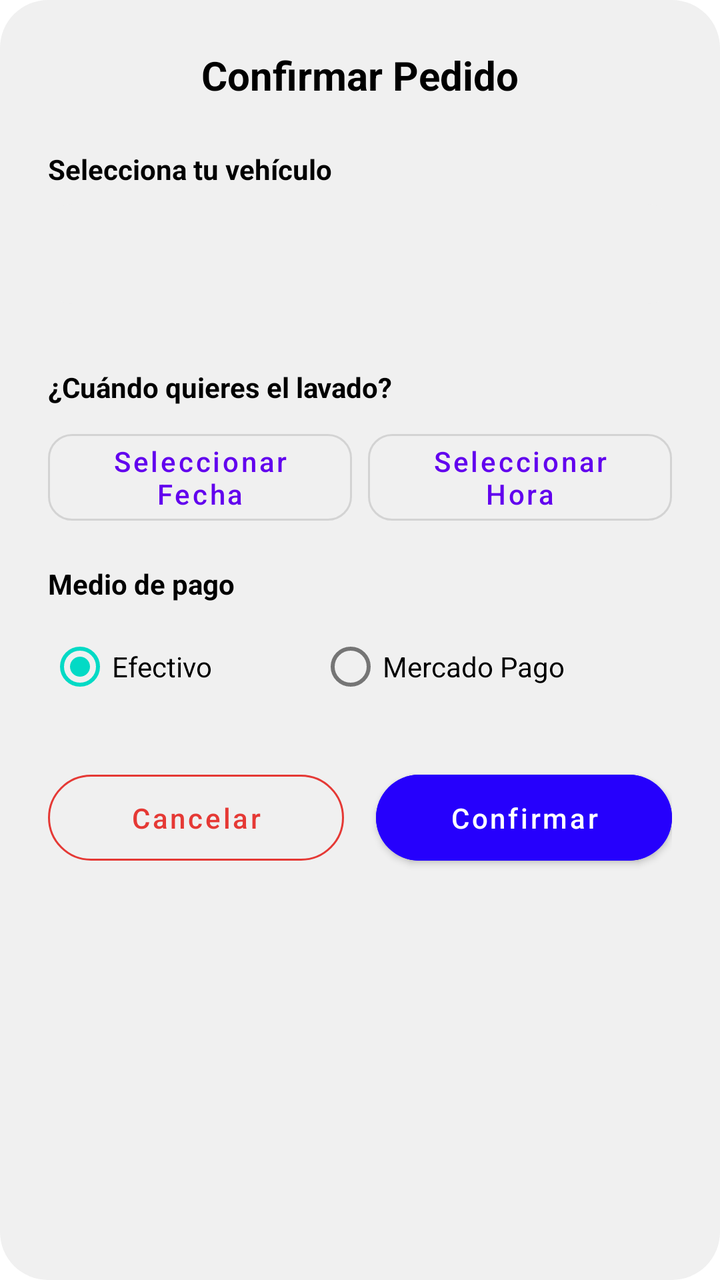
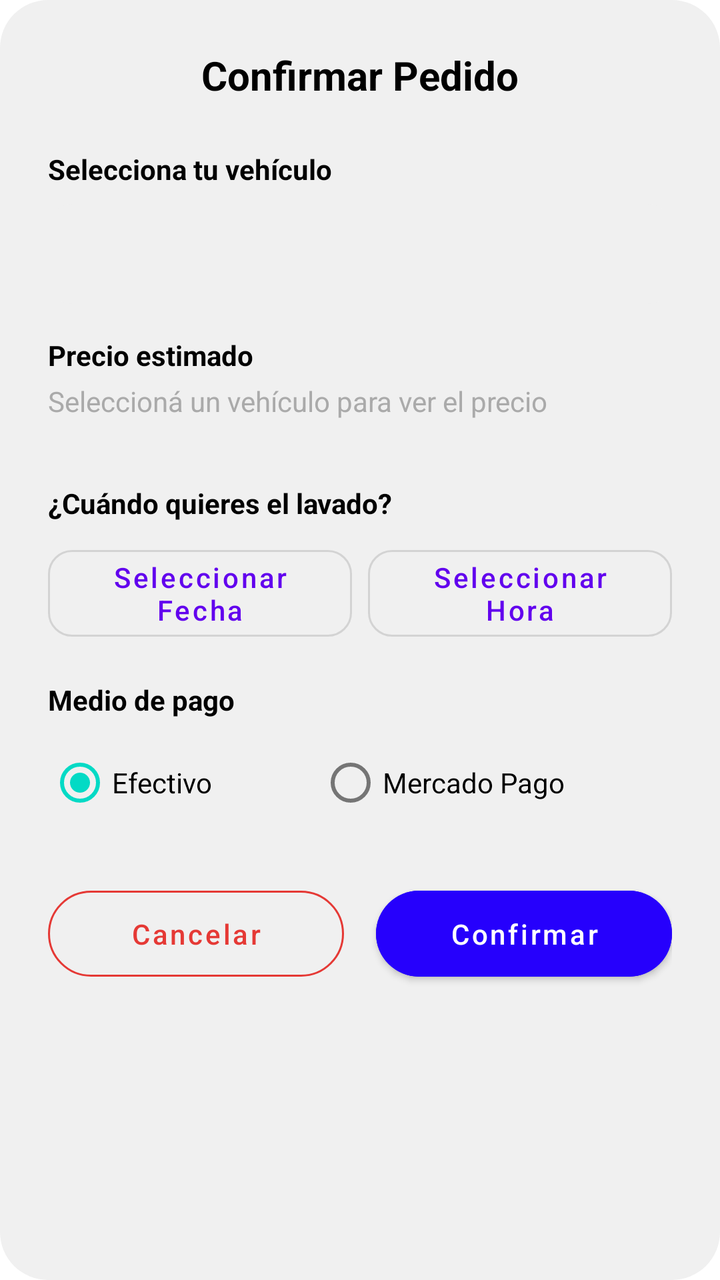

The first picture is an Android layout as it rendered before a commit; the second is the same layout after the commit. The layout source and the unified diff follow.
<!-- AndroidManifest.xml: application theme Theme.CarWash -->
<!-- res/layout/layout_order_confirmation_bottom_sheet.xml -->
<?xml version="1.0" encoding="utf-8"?>
<LinearLayout xmlns:android="http://schemas.android.com/apk/res/android"
    xmlns:app="http://schemas.android.com/apk/res-auto"
    android:layout_width="match_parent"
    android:layout_height="wrap_content"
    android:orientation="vertical"
    android:padding="24dp"
    android:background="@drawable/search_bar_background">

    <TextView
        android:id="@+id/tvConfirmTitle"
        android:layout_width="wrap_content"
        android:layout_height="wrap_content"
        android:text="Confirmar Pedido"
        android:textColor="@color/black"
        android:textSize="20sp"
        android:textStyle="bold"
        android:layout_gravity="center_horizontal"
        android:layout_marginBottom="24dp"/>

    <TextView
        android:layout_width="wrap_content"
        android:layout_height="wrap_content"
        android:text="Selecciona tu vehículo"
        android:textColor="@color/black"
        android:textStyle="bold"
        android:layout_marginBottom="8dp"/>

    <Spinner
        android:id="@+id/spinnerVehicles"
        android:layout_width="match_parent"
        android:layout_height="50dp"
        android:background="@drawable/edit_text_background"
        android:layout_marginBottom="16dp"/>

    <TextView
        android:layout_width="wrap_content"
        android:layout_height="wrap_content"
        android:text="¿Cuándo quieres el lavado?"
        android:textColor="@color/black"
        android:textStyle="bold"
        android:layout_marginTop="16dp"
        android:layout_marginBottom="8dp"/>

    <LinearLayout
        android:layout_width="match_parent"
        android:layout_height="wrap_content"
        android:orientation="horizontal"
        android:layout_marginBottom="16dp">

        <com.google.android.material.button.MaterialButton
            android:id="@+id/btnSelectDate"
            style="@style/Widget.MaterialComponents.Button.OutlinedButton"
            android:layout_width="0dp"
            android:layout_height="wrap_content"
            android:layout_weight="1"
            android:layout_marginEnd="4dp"
            android:text="Seleccionar Fecha"
            android:textAllCaps="false"
            app:cornerRadius="12dp"/>

        <com.google.android.material.button.MaterialButton
            android:id="@+id/btnSelectTime"
            style="@style/Widget.MaterialComponents.Button.OutlinedButton"
            android:layout_width="0dp"
            android:layout_height="wrap_content"
            android:layout_weight="1"
            android:layout_marginStart="4dp"
            android:text="Seleccionar Hora"
            android:textAllCaps="false"
            app:cornerRadius="12dp"/>
    </LinearLayout>

    <TextView
        android:layout_width="wrap_content"
        android:layout_height="wrap_content"
        android:text="Medio de pago"
        android:textColor="@color/black"
        android:textStyle="bold"
        android:layout_marginBottom="8dp"/>

    <RadioGroup
        android:id="@+id/rgPayment"
        android:layout_width="match_parent"
        android:layout_height="wrap_content"
        android:orientation="horizontal"
        android:layout_marginBottom="24dp">

        <RadioButton
            android:id="@+id/rbCash"
            android:layout_width="wrap_content"
            android:layout_height="wrap_content"
            android:text="Efectivo"
            android:checked="true"
            android:layout_weight="1"/>

        <RadioButton
            android:id="@+id/rbDigital"
            android:layout_width="wrap_content"
            android:layout_height="wrap_content"
            android:text="Mercado Pago"
            android:layout_weight="1"/>
    </RadioGroup>

    <LinearLayout
        android:layout_width="match_parent"
        android:layout_height="wrap_content"
        android:orientation="horizontal">

        <com.google.android.material.button.MaterialButton
            android:id="@+id/btnCancelOrder"
            style="@style/Widget.MaterialComponents.Button.OutlinedButton"
            android:layout_width="0dp"
            android:layout_height="55dp"
            android:layout_weight="1"
            android:layout_marginEnd="8dp"
            android:text="Cancelar"
            android:textAllCaps="false"
            android:textColor="@color/red"
            app:cornerRadius="24dp"
            app:strokeColor="@color/red" />

        <com.google.android.material.button.MaterialButton
            android:id="@+id/btnConfirmOrder"
            android:layout_width="0dp"
            android:layout_height="55dp"
            android:layout_weight="1"
            android:layout_marginStart="8dp"
            android:text="Confirmar"
            android:textAllCaps="false"
            android:textColor="@color/white"
            android:backgroundTint="@color/azulcarwash"
            app:cornerRadius="24dp" />

    </LinearLayout>

</LinearLayout>
<!-- resources referenced by this layout -->
<resources>
  <color name="azulcarwash">#2600FC</color>
  <color name="black">#FF000000</color>
  <color name="red">#E53935</color>
  <color name="white">#FFFFFFFF</color>
  <!-- drawable edit_text_background (drawable) -->
  <?xml version="1.0" encoding="utf-8"?>
  <shape xmlns:android="http://schemas.android.com/apk/res/android"
      android:shape="rectangle">
  
      
      <solid android:color="@color/edit_text_bg_gray" />
  
      
      <corners android:radius="12dp" />
  
  </shape>
  <!-- drawable search_bar_background (drawable) -->
  <?xml version="1.0" encoding="utf-8"?>
  <shape xmlns:android="http://schemas.android.com/apk/res/android"
      android:shape="rectangle">
      <solid android:color="#F0F0F0" />
      <corners android:radius="24dp" />
  </shape>
  <style name="Theme.CarWash" parent="Theme.MaterialComponents.DayNight.NoActionBar">
          
          <item name="colorPrimary">@color/purple_500</item>
          <item name="colorPrimaryVariant">@color/purple_700</item>
          <item name="colorOnPrimary">@color/white</item>
          
          <item name="colorSecondary">@color/teal_200</item>
          <item name="colorSecondaryVariant">@color/teal_700</item>
          <item name="colorOnSecondary">@color/black</item>
          
          <item name="android:statusBarColor">?attr/colorPrimaryVariant</item>
          
      </style>
  <color name="edit_text_bg_gray">#F0F0F0</color>
  <color name="purple_500">#FF6200EE</color>
  <color name="purple_700">#FF3700B3</color>
  <color name="teal_200">#FF03DAC5</color>
  <color name="teal_700">#FF018786</color>
</resources>

<!-- the commit's change to res/layout/layout_order_confirmation_bottom_sheet.xml (unified diff, before → after) -->
@@ -31,6 +31,25 @@
         android:layout_width="match_parent"
         android:layout_height="50dp"
         android:background="@drawable/edit_text_background"
+        android:layout_marginBottom="16dp"/>
+
+    
+    <TextView
+        android:id="@+id/tvPriceLabel"
+        android:layout_width="wrap_content"
+        android:layout_height="wrap_content"
+        android:text="Precio estimado"
+        android:textColor="@color/black"
+        android:textStyle="bold"
+        android:layout_marginBottom="4dp"/>
+
+    <TextView
+        android:id="@+id/tvPrice"
+        android:layout_width="match_parent"
+        android:layout_height="wrap_content"
+        android:text="Seleccioná un vehículo para ver el precio"
+        android:textColor="@android:color/darker_gray"
+        android:textSize="14sp"
         android:layout_marginBottom="16dp"/>
 
     <TextView
